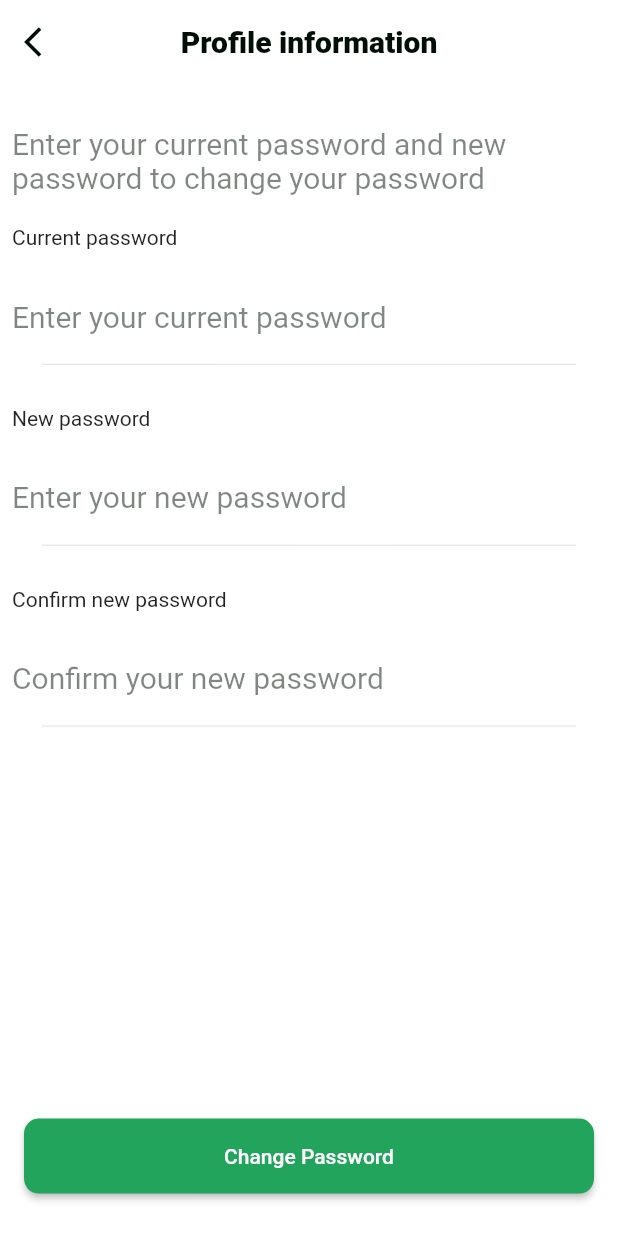
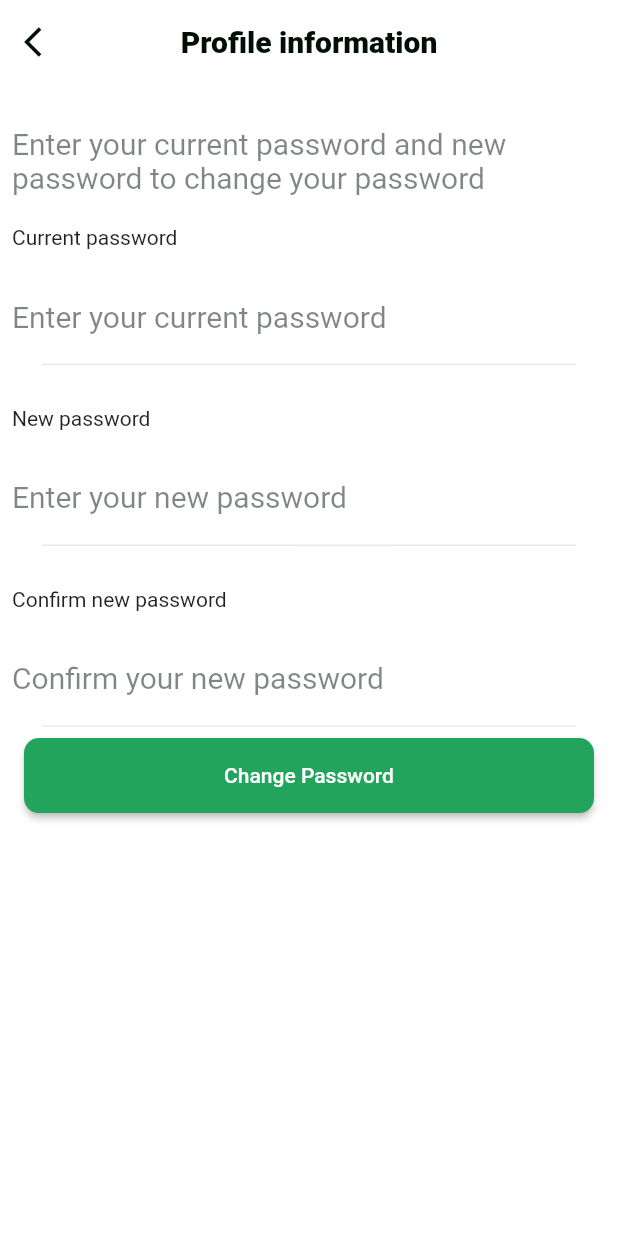
Before and after one commit to Teewhydot/foodly_clean_arc, a Flutter app: the ChangePasswordPage screen opened directly, on a phone screen of 412 x 824 dp. Run offline on Flutter 3.47's test engine with Material 2 defaults, Android fonts, the phone set to English and light mode, and no system bars; our stand-ins replace bloc, carousel_pro, equatable, expandable, flutter_screenutil, font_awesome_flutter and 2 more.

Commit message:
Improved change_password.dart ui.

```diff
--- a/lib/foodly/presentation/pages/bottom_navigation_pages/user_profile/change_password.dart
+++ b/lib/foodly/presentation/pages/bottom_navigation_pages/user_profile/change_password.dart
@@ -31,8 +31,7 @@ class ChangePasswordPage extends StatelessWidget {
       ),
       body: Padding(
         padding: const EdgeInsets.all(8.0),
-        child: Column(
-          mainAxisAlignment: MainAxisAlignment.spaceBetween,
+        child: ListView(
           children: [
             Column(
               crossAxisAlignment: CrossAxisAlignment.start,
@@ -109,7 +108,7 @@ class ChangePasswordPage extends StatelessWidget {
                             });
                       }));
                     }),
-                addVerticalSpacing(20),
+                addVerticalSpacing(400),
               ],
             ),
           ],
```
